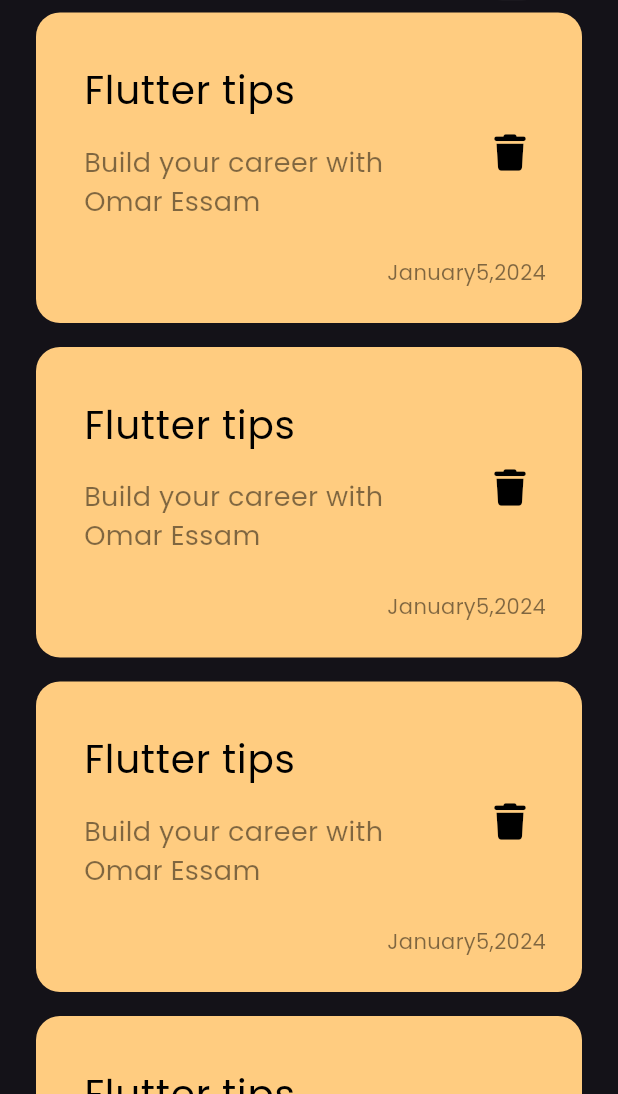
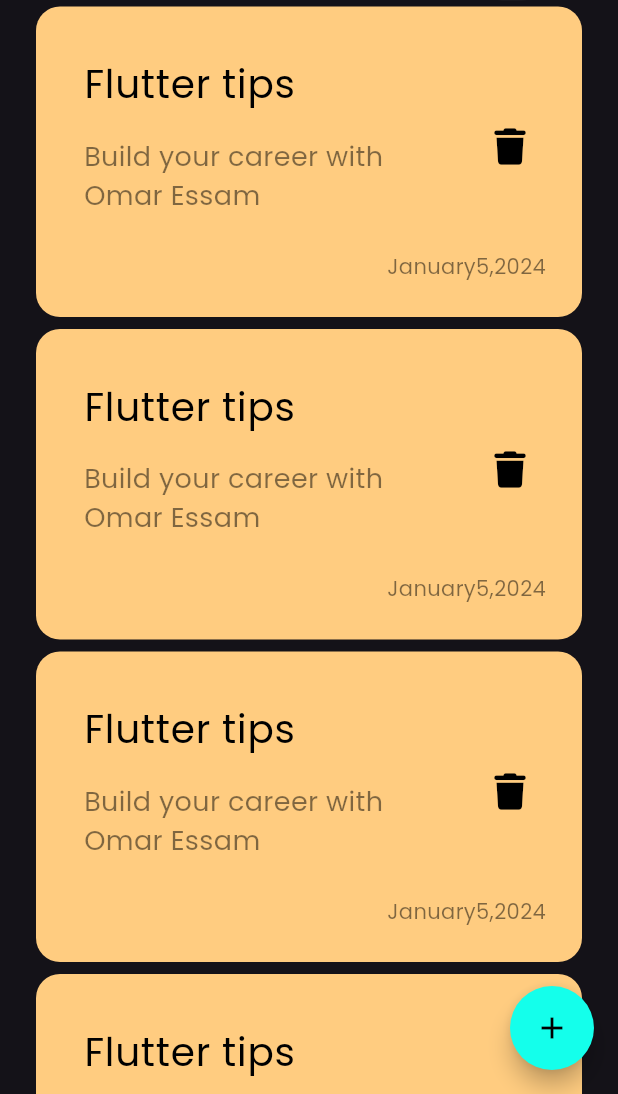
Before and after one commit to OmarEss3/notes_app, a Flutter app: the screen it shows after launch, on a phone screen of 412 x 824 dp, the part 142-1236 px from its top. Run offline on Flutter 3.47's test engine with Material 3 defaults, Android fonts, the phone set to English and light mode, and no system bars; our stand-ins replace font_awesome_flutter.

Commit message:
add floating action button

```diff
--- a/lib/views/notes_view.dart
+++ b/lib/views/notes_view.dart
@@ -6,8 +6,17 @@ class NotesView extends StatelessWidget {
 
   @override
   Widget build(BuildContext context) {
-    return const Scaffold(
-      body: NotesViewBody(),
+    return Scaffold(
+      floatingActionButton: FloatingActionButton(
+        backgroundColor: Color.fromARGB(255, 20, 255, 235),
+        shape: const CircleBorder(),
+        onPressed: () {},
+        child: const Icon(
+          Icons.add,
+          color: Colors.black,
+        ),
+      ),
+      body: const NotesViewBody(),
     );
   }
 }
--- a/lib/views/widgts/notes_list_view.dart
+++ b/lib/views/widgts/notes_list_view.dart
@@ -1,5 +1,3 @@
-
-
 import 'package:flutter/material.dart';
 import 'package:note_app/views/widgts/custom_note_item.dart';
 
@@ -9,8 +7,8 @@ class NotesListView extends StatelessWidget {
   @override
   Widget build(BuildContext context) {
     return ListView.builder(itemBuilder: (index, context) {
-      return Padding(
-        padding: EdgeInsets.symmetric(vertical: 8),
+      return const Padding(
+        padding: EdgeInsets.symmetric(vertical: 4),
         child: NoteItem(),
       );
     });
```
